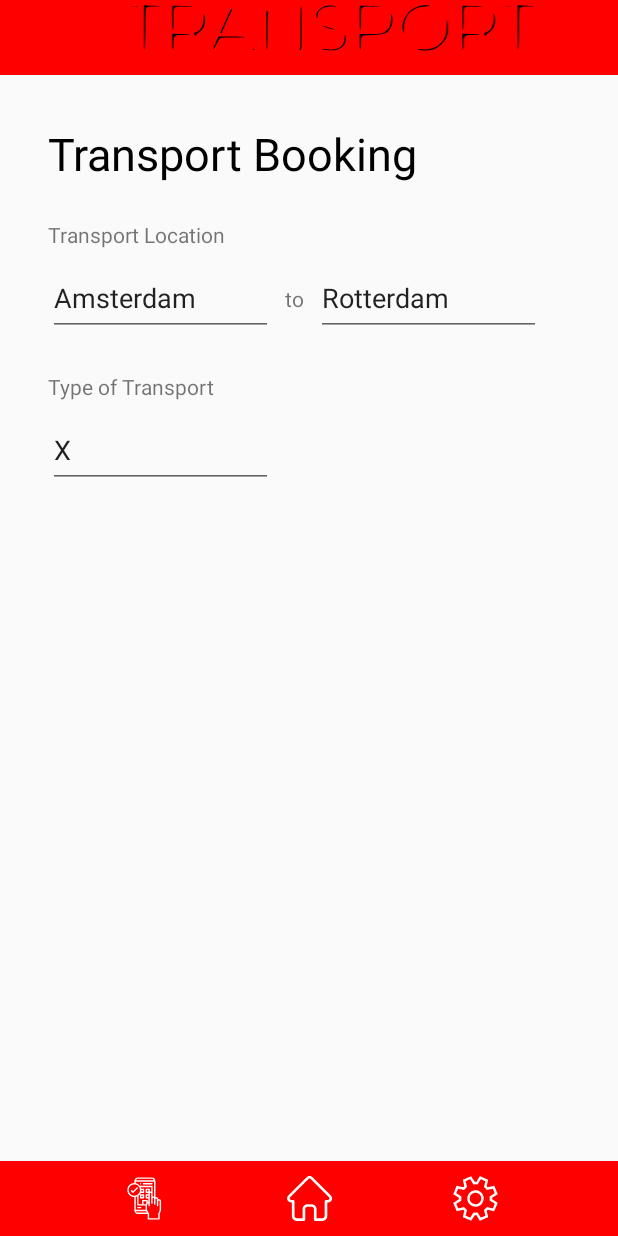
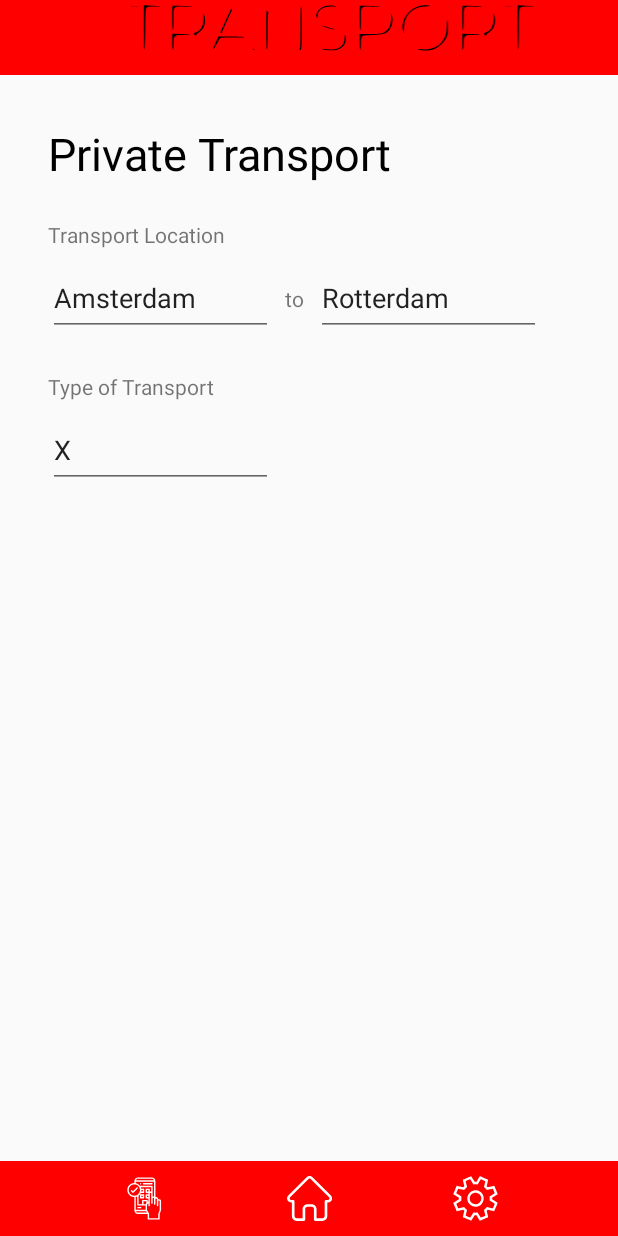
Before and after one commit to DamianSauren/ETransitAndroid, an Android app: the screen it shows after launch once a user with an empty profile is signed in (MainActivity), after a tap on an icon or button, on a phone screen of 412 x 824 dp. Run offline under Robolectric (Android 15) with nearby library versions, the phone set to English and light mode, and no system bars; our stand-ins replace Firebase (no records; nobody signed in at launch, a user with empty details on screens opened directly); 2 statements that could not run were skipped.

Commit message:
Load comercial or private booking fragment depending on user GroupID

```diff
--- a/app/src/main/java/com/example/etransportandroid/MainActivity.kt
+++ b/app/src/main/java/com/example/etransportandroid/MainActivity.kt
@@ -6,15 +6,14 @@ import androidx.appcompat.app.AppCompatActivity
 import androidx.constraintlayout.widget.ConstraintLayout
 import androidx.fragment.app.Fragment
 import com.example.etransportandroid.data.Database
-import com.example.etransportandroid.data.Order
-import com.example.etransportandroid.fragments.BookingFragment
+import com.example.etransportandroid.data.CommercialOrder
+import com.example.etransportandroid.fragments.CommercialBookingFragment
 import com.example.etransportandroid.fragments.HomeFragment
+import com.example.etransportandroid.fragments.PrivateBookingFragment
 import com.example.etransportandroid.fragments.SettingsFragment
 import com.google.firebase.auth.FirebaseAuth
 import com.google.firebase.database.FirebaseDatabase
 import kotlinx.android.synthetic.main.activity_main.*
-import java.time.LocalDate
-import java.time.LocalDateTime
 
 class MainActivity : AppCompatActivity() {
 
@@ -42,19 +41,19 @@ class MainActivity : AppCompatActivity() {
         Log.d("MainActivity", "User id is ${mAuth.currentUser?.uid}")
 
 
-        Database().writeNewOrder(mAuth.currentUser?.uid.toString(), Order(
+        Database().writeNewOrder(mAuth.currentUser?.uid.toString(), CommercialOrder(
             itemDescription = "test",
             weight = "pittig zwaar",
             PickUpDate = "",
             hazards = "",
             timeFrame = 5,
             bookingDate = "",
-            dimensions = Order.Dimensions (
+            dimensions = CommercialOrder.Dimensions (
                 height = "",
                 length = "",
                 depth = ""
             ),
-            locations = Order.Locations(
+            locations = CommercialOrder.Locations(
                 to = "",
                 from = ""
             )
@@ -65,8 +64,12 @@ class MainActivity : AppCompatActivity() {
 
     private fun setupMenuButtons(){
         booking_button.setOnClickListener {
-            if(currentFragment != BookingFragment()) {
-                addFragmentToActivity(BookingFragment())
+            if(currentFragment != CommercialBookingFragment()) {
+
+                when(Database().getUserGroupID(mAuth.currentUser?.uid.toString())) {
+                    Database.GroupID.COMMERCIAL -> addFragmentToActivity(CommercialBookingFragment())
+                    Database.GroupID.PRIVATE -> addFragmentToActivity(PrivateBookingFragment())
+                }
             }
         }
 
--- a/app/src/main/java/com/example/etransportandroid/data/Order.kt
+++ b/app/src/main/java/com/example/etransportandroid/data/CommercialOrder.kt
@@ -1,6 +1,6 @@
 package com.example.etransportandroid.data
 
-data class Order(
+data class CommercialOrder(
     var itemDescription: String = "",
     var weight: String = "",
     var PickUpDate: String = "",
--- a/app/src/main/java/com/example/etransportandroid/data/Database.kt
+++ b/app/src/main/java/com/example/etransportandroid/data/Database.kt
@@ -1,6 +1,5 @@
 package com.example.etransportandroid.data
 
-import android.util.Log
 import com.google.firebase.auth.FirebaseAuth
 import com.google.firebase.database.DataSnapshot
 import com.google.firebase.database.DatabaseError
@@ -10,6 +9,9 @@ import com.google.firebase.database.ValueEventListener
 class Database {
     private var mAuth: FirebaseAuth = FirebaseAuth.getInstance()
     private var database: FirebaseDatabase = FirebaseDatabase.getInstance()
+
+    private val commercial: String = "Commercial"
+    private val private: String = "Private"
 
     enum class GroupID {
         COMMERCIAL,
@@ -36,7 +38,33 @@ class Database {
         database.reference.child("users").child(userId).setValue(user)
     }
 
-    fun writeNewOrder(userId: String, order: Order) {
+    fun getUserGroupID(userId: String): GroupID {
+        var isDone = false
+        val dbRef = database.reference
+        var group: GroupID = GroupID.PRIVATE
+
+        val postListener = object: ValueEventListener {
+            override fun onDataChange(snapshot: DataSnapshot) {
+                if(!isDone) {
+                    val groupId = snapshot.child("users").child(userId).child("groupID").value.toString()
+
+                    if(groupId == commercial) {
+                        group = GroupID.COMMERCIAL
+                    } else if (groupId == private) {
+                        group = GroupID.PRIVATE
+                    }
+
+                    isDone = true
+                }
+            }
+            override fun onCancelled(error: DatabaseError) { }
+        }
+        dbRef.addValueEventListener(postListener)
+
+        return group
+    }
+
+    fun writeNewOrder(userId: String, order: CommercialOrder) {
         var isDone = false
         val dbRef = database.reference
 
@@ -47,9 +75,9 @@ class Database {
                     val groupId = snapshot.child("users").child(userId).child("groupID").value.toString()
 
                     var orderId = "error"
-                    if(groupId == "Commercial") {
+                    if(groupId == commercial) {
                         orderId = "C_Entry1"
-                    } else if(groupId == "Private") {
+                    } else if(groupId == private) {
                         orderId = "P_Entry1"
                     }
 
@@ -64,9 +92,9 @@ class Database {
                             number = lastOrderId.removePrefix("P_Entry").toInt()
                         }
 
-                        if(groupId == "Commercial" && number != 0) {
+                        if(groupId == commercial && number != 0) {
                             orderId = "C_Entry${number+1}"
-                        } else if(groupId == "Private" && number != 0) {
+                        } else if(groupId == private && number != 0) {
                             orderId = "P_Entry${number+1}"
                         }
                     }
--- /dev/null
+++ b/app/src/main/java/com/example/etransportandroid/data/PrivateOrder.kt
@@ -0,0 +1,23 @@
+package com.example.etransportandroid.data
+
+data class PrivateOrder (
+        var itemDescription: String = "",
+        var weight: String = "",
+        var PickUpDate: String = "",
+        var hazards: String = "",
+        var truckId: String = "",
+        var bookingDate: String = "",
+        var dimensions: Dimensions,
+        var locations: Locations
+) {
+    data class  Dimensions (
+            var height: String = "",
+            var length: String = "",
+            var depth: String = ""
+    )
+
+    data class Locations (
+            var to: String = "",
+            var from: String = ""
+    )
+}
--- a/app/src/main/java/com/example/etransportandroid/fragments/BookingFragment.kt
+++ b/app/src/main/java/com/example/etransportandroid/fragments/CommercialBookingFragment.kt
@@ -7,14 +7,14 @@ import android.view.ViewGroup
 import androidx.fragment.app.Fragment
 import com.example.etransportandroid.R
 
-class BookingFragment: Fragment() {
+class CommercialBookingFragment: Fragment() {
 
     override fun onCreateView(
         inflater: LayoutInflater,
         container: ViewGroup?,
         savedInstanceState: Bundle?
     ): View? {
-        val inflate = inflater.inflate(R.layout.fragment_booking, container, false)
+        val inflate = inflater.inflate(R.layout.fragment_commercial_booking, container, false)
 
         return inflate
     }
--- /dev/null
+++ b/app/src/main/java/com/example/etransportandroid/fragments/PrivateBookingFragment.kt
@@ -0,0 +1,22 @@
+package com.example.etransportandroid.fragments
+
+import android.os.Bundle
+import android.view.LayoutInflater
+import android.view.View
+import android.view.ViewGroup
+import androidx.fragment.app.Fragment
+import com.example.etransportandroid.R
+
+class PrivateBookingFragment: Fragment() {
+
+    override fun onCreateView(
+            inflater: LayoutInflater,
+            container: ViewGroup?,
+            savedInstanceState: Bundle?
+    ): View? {
+        val inflate = inflater.inflate(R.layout.fragment_private_booking, container, false)
+
+        return inflate
+    }
+
+}
--- a/app/src/main/res/layout/fragment_booking.xml
+++ b/app/src/main/res/layout/fragment_commercial_booking.xml
@@ -12,7 +12,7 @@
         android:layout_height="wrap_content"
         android:layout_marginStart="32dp"
         android:layout_marginTop="32dp"
-        android:text="@string/transport_title"
+        android:text="Commerial Transport"
         android:textColor="#000000"
         android:textSize="30sp"
         app:layout_constraintStart_toStartOf="parent"
--- /dev/null
+++ b/app/src/main/res/layout/fragment_private_booking.xml
@@ -0,0 +1,87 @@
+<?xml version="1.0" encoding="utf-8"?>
+<androidx.constraintlayout.widget.ConstraintLayout xmlns:android="http://schemas.android.com/apk/res/android"
+    xmlns:app="http://schemas.android.com/apk/res-auto"
+    xmlns:tools="http://schemas.android.com/tools"
+    android:id="@+id/content"
+    android:layout_width="match_parent"
+    android:layout_height="match_parent">
+
+    <TextView
+        android:id="@+id/title_text"
+        android:layout_width="wrap_content"
+        android:layout_height="wrap_content"
+        android:layout_marginStart="32dp"
+        android:layout_marginTop="32dp"
+        android:text="Private Transport"
+        android:textColor="#000000"
+        android:textSize="30sp"
+        app:layout_constraintStart_toStartOf="parent"
+        app:layout_constraintTop_toTopOf="parent" />
+
+    <TextView
+        android:id="@+id/location_text"
+        android:layout_width="wrap_content"
+        android:layout_height="wrap_content"
+        android:layout_marginStart="32dp"
+        android:layout_marginTop="24dp"
+        android:text="@string/transport_location"
+        app:layout_constraintStart_toStartOf="parent"
+        app:layout_constraintTop_toBottomOf="@+id/title_text" />
+
+    <EditText
+        android:id="@+id/location_from_textview"
+        android:layout_width="150dp"
+        android:layout_height="50dp"
+        android:layout_marginStart="32dp"
+        android:layout_marginTop="8dp"
+        android:ems="10"
+        android:inputType="textPersonName"
+        android:text="@string/transport_from_name"
+        app:layout_constraintStart_toStartOf="parent"
+        app:layout_constraintTop_toBottomOf="@+id/location_text" />
+
+    <TextView
+        android:id="@+id/to_text"
+        android:layout_width="wrap_content"
+        android:layout_height="wrap_content"
+        android:layout_marginStart="8dp"
+        android:text="@string/transport_to"
+        app:layout_constraintBottom_toBottomOf="@+id/location_from_textview"
+        app:layout_constraintStart_toEndOf="@+id/location_from_textview"
+        app:layout_constraintTop_toTopOf="@+id/location_from_textview" />
+
+    <EditText
+        android:id="@+id/location_to_edittext"
+        android:layout_width="150dp"
+        android:layout_height="50dp"
+        android:layout_marginStart="8dp"
+        android:ems="10"
+        android:inputType="textPersonName"
+        android:text="@string/transport_to_name"
+        app:layout_constraintBottom_toBottomOf="@+id/location_from_textview"
+        app:layout_constraintStart_toEndOf="@+id/to_text"
+        app:layout_constraintTop_toTopOf="@+id/location_from_textview"
+        app:layout_constraintVertical_bias="0.0" />
+
+    <TextView
+        android:id="@+id/type_textview"
+        android:layout_width="wrap_content"
+        android:layout_height="wrap_content"
+        android:layout_marginStart="32dp"
+        android:layout_marginTop="24dp"
+        android:text="@string/transport_type"
+        app:layout_constraintStart_toStartOf="parent"
+        app:layout_constraintTop_toBottomOf="@+id/location_from_textview" />
+
+    <EditText
+        android:id="@+id/type_of_transport_edittext"
+        android:layout_width="150dp"
+        android:layout_height="50dp"
+        android:layout_marginStart="32dp"
+        android:layout_marginTop="8dp"
+        android:ems="10"
+        android:inputType="textPersonName"
+        android:text="@string/transport_type_of_transport"
+        app:layout_constraintStart_toStartOf="parent"
+        app:layout_constraintTop_toBottomOf="@+id/type_textview" />
+</androidx.constraintlayout.widget.ConstraintLayout>
```
